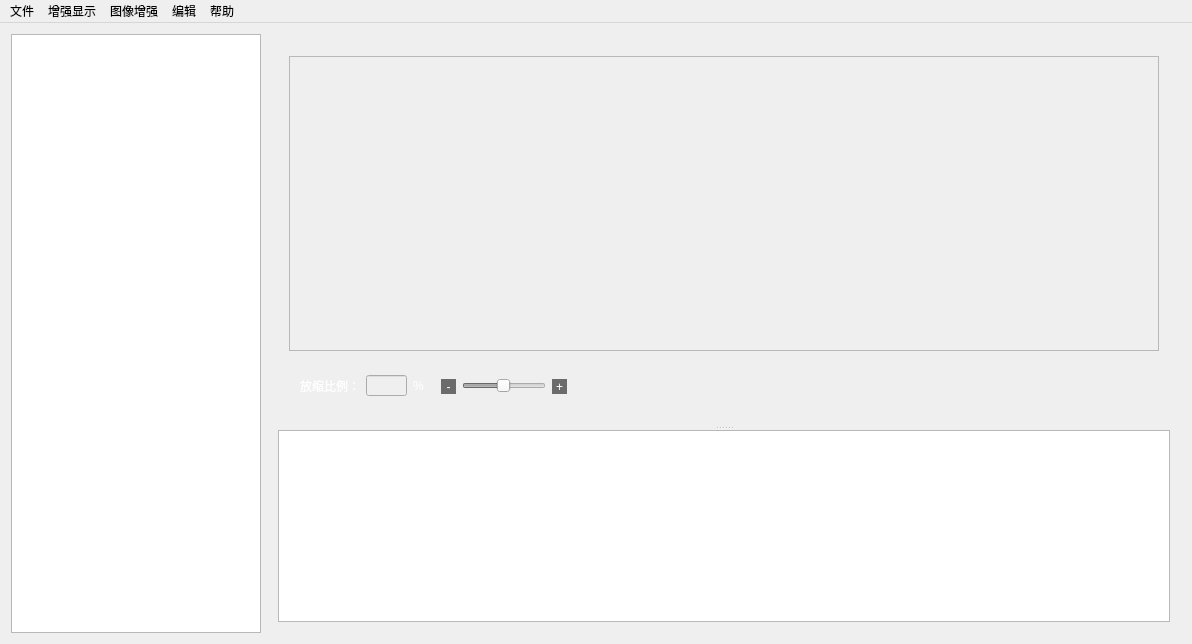
Before: the Qt Designer form mainwindow.ui in pigundermoon/industry, drawn with Qt 5.
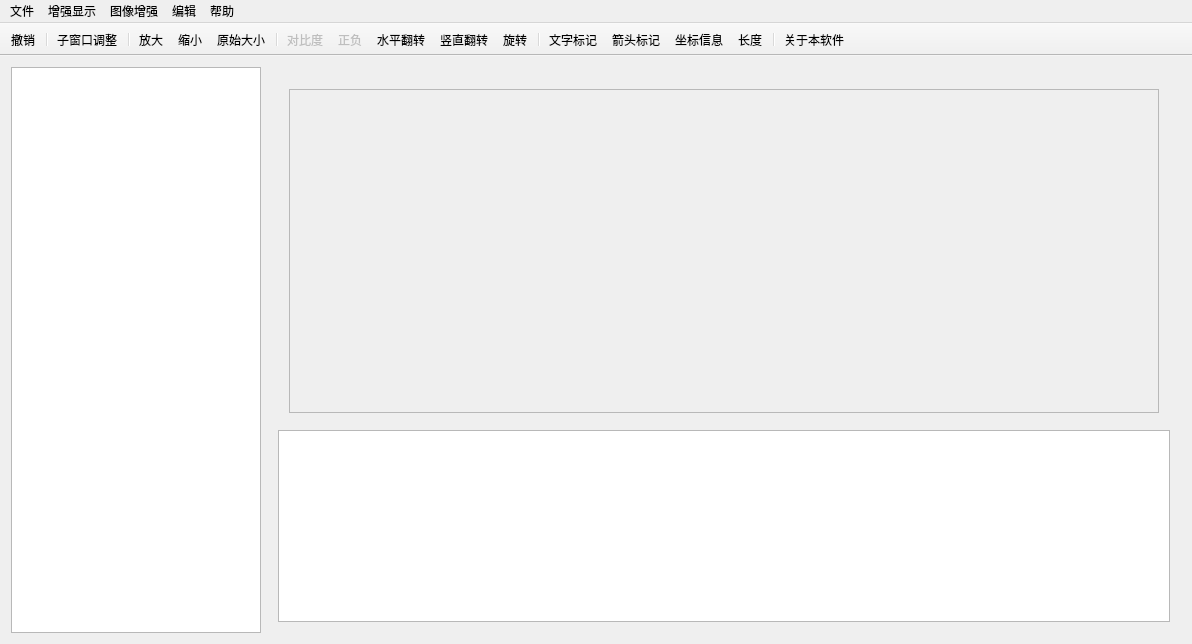
After: the same form once the commit is applied. Icons and pictures are not drawn.

```diff
--- a/mainwindow.ui
+++ b/mainwindow.ui
@@ -33,294 +33,84 @@
    <layout class="QGridLayout" name="gridLayout_5">
     <item row="0" column="1">
      <widget class="QWidget" name="widget_2" native="true">
-      <layout class="QGridLayout" name="gridLayout_4">
-       <item row="0" column="0">
-        <widget class="QSplitter" name="splitter">
-         <property name="orientation">
-          <enum>Qt::Vertical</enum>
+      <layout class="QVBoxLayout" name="verticalLayout">
+       <item>
+        <widget class="QWidget" name="widget" native="true">
+         <property name="sizePolicy">
+          <sizepolicy hsizetype="Preferred" vsizetype="Expanding">
+           <horstretch>0</horstretch>
+           <verstretch>5</verstretch>
+          </sizepolicy>
          </property>
-         <widget class="QWidget" name="widget" native="true">
-          <property name="sizePolicy">
-           <sizepolicy hsizetype="Preferred" vsizetype="Expanding">
-            <horstretch>0</horstretch>
-            <verstretch>5</verstretch>
-           </sizepolicy>
-          </property>
-          <layout class="QGridLayout" name="gridLayout_2">
-           <item row="1" column="0">
-            <widget class="QWidget" name="widget_bottom" native="true">
-             <property name="sizePolicy">
-              <sizepolicy hsizetype="Expanding" vsizetype="Maximum">
-               <horstretch>0</horstretch>
-               <verstretch>0</verstretch>
-              </sizepolicy>
+         <layout class="QGridLayout" name="gridLayout_2">
+          <item row="0" column="0">
+           <widget class="QScrollArea" name="scrollshowimg">
+            <property name="autoFillBackground">
+             <bool>false</bool>
+            </property>
+            <property name="styleSheet">
+             <string notr="true"/>
+            </property>
+            <property name="widgetResizable">
+             <bool>true</bool>
+            </property>
+            <widget class="QWidget" name="scrollAreaWidgetContents">
+             <property name="geometry">
+              <rect>
+               <x>0</x>
+               <y>0</y>
+               <width>880</width>
+               <height>333</height>
+              </rect>
              </property>
-             <property name="maximumSize">
-              <size>
-               <width>16777215</width>
-               <height>58</height>
-              </size>
-             </property>
-             <layout class="QGridLayout" name="gridLayout_3">
+             <layout class="QGridLayout" name="gridLayout">
+              <property name="leftMargin">
+               <number>0</number>
+              </property>
+              <property name="topMargin">
+               <number>0</number>
+              </property>
+              <property name="rightMargin">
+               <number>0</number>
+              </property>
+              <property name="bottomMargin">
+               <number>0</number>
+              </property>
               <item row="0" column="0">
-               <widget class="QLabel" name="edit">
-                <property name="sizePolicy">
-                 <sizepolicy hsizetype="Fixed" vsizetype="Fixed">
-                  <horstretch>0</horstretch>
-                  <verstretch>0</verstretch>
-                 </sizepolicy>
-                </property>
-                <property name="text">
-                 <string>&lt;html&gt;&lt;head/&gt;&lt;body&gt;&lt;p&gt;&lt;span style=&quot; color:#ffffff;&quot;&gt;放缩比例：&lt;/span&gt;&lt;/p&gt;&lt;/body&gt;&lt;/html&gt;</string>
-                </property>
-               </widget>
-              </item>
-              <item row="0" column="1">
-               <widget class="QLineEdit" name="rate">
+               <widget class="QLabel" name="winshowimg">
                 <property name="enabled">
-                 <bool>false</bool>
+                 <bool>true</bool>
                 </property>
                 <property name="sizePolicy">
-                 <sizepolicy hsizetype="Fixed" vsizetype="Fixed">
+                 <sizepolicy hsizetype="Expanding" vsizetype="Expanding">
                   <horstretch>0</horstretch>
                   <verstretch>0</verstretch>
                  </sizepolicy>
                 </property>
-                <property name="maximumSize">
-                 <size>
-                  <width>41</width>
-                  <height>21</height>
-                 </size>
-                </property>
-                <property name="autoFillBackground">
-                 <bool>false</bool>
+                <property name="layoutDirection">
+                 <enum>Qt::LeftToRight</enum>
                 </property>
                 <property name="styleSheet">
-                 <string notr="true">font: 15pt &quot;Adobe Arabic&quot;;</string>
+                 <string notr="true"/>
                 </property>
                 <property name="text">
                  <string/>
                 </property>
-               </widget>
-              </item>
-              <item row="0" column="2">
-               <widget class="QLabel" name="label_3">
-                <property name="sizePolicy">
-                 <sizepolicy hsizetype="Fixed" vsizetype="Fixed">
-                  <horstretch>0</horstretch>
-                  <verstretch>0</verstretch>
-                 </sizepolicy>
+                <property name="scaledContents">
+                 <bool>false</bool>
                 </property>
-                <property name="text">
-                 <string>&lt;html&gt;&lt;head/&gt;&lt;body&gt;&lt;p&gt;&lt;span style=&quot; color:#ffffff;&quot;&gt;%&lt;/span&gt;&lt;/p&gt;&lt;/body&gt;&lt;/html&gt;</string>
-                </property>
                </widget>
               </item>
-              <item row="0" column="3">
-               <widget class="QWidget" name="widget_left_2" native="true">
-                <property name="sizePolicy">
-                 <sizepolicy hsizetype="Fixed" vsizetype="Fixed">
-                  <horstretch>0</horstretch>
-                  <verstretch>0</verstretch>
-                 </sizepolicy>
-                </property>
-                <layout class="QHBoxLayout" name="horizontalLayout">
-                 <item>
-                  <widget class="QToolButton" name="minus">
-                   <property name="enabled">
-                    <bool>false</bool>
-                   </property>
-                   <property name="minimumSize">
-                    <size>
-                     <width>15</width>
-                     <height>15</height>
-                    </size>
-                   </property>
-                   <property name="maximumSize">
-                    <size>
-                     <width>15</width>
-                     <height>15</height>
-                    </size>
-                   </property>
-                   <property name="styleSheet">
-                    <string notr="true">background-color: rgb(107, 107, 107);
-color:white;
-border:0px;</string>
-                   </property>
-                   <property name="text">
-                    <string>-</string>
-                   </property>
-                  </widget>
-                 </item>
-                 <item>
-                  <widget class="QSlider" name="showimgscale">
-                   <property name="enabled">
-                    <bool>false</bool>
-                   </property>
-                   <property name="sizePolicy">
-                    <sizepolicy hsizetype="Expanding" vsizetype="Expanding">
-                     <horstretch>0</horstretch>
-                     <verstretch>0</verstretch>
-                    </sizepolicy>
-                   </property>
-                   <property name="minimum">
-                    <number>1</number>
-                   </property>
-                   <property name="maximum">
-                    <number>1000</number>
-                   </property>
-                   <property name="value">
-                    <number>500</number>
-                   </property>
-                   <property name="orientation">
-                    <enum>Qt::Horizontal</enum>
-                   </property>
-                  </widget>
-                 </item>
-                 <item>
-                  <widget class="QToolButton" name="plus">
-                   <property name="enabled">
-                    <bool>false</bool>
-                   </property>
-                   <property name="sizePolicy">
-                    <sizepolicy hsizetype="Fixed" vsizetype="Fixed">
-                     <horstretch>0</horstretch>
-                     <verstretch>0</verstretch>
-                    </sizepolicy>
-                   </property>
-                   <property name="minimumSize">
-                    <size>
-                     <width>15</width>
-                     <height>15</height>
-                    </size>
-                   </property>
-                   <property name="maximumSize">
-                    <size>
-                     <width>15</width>
-                     <height>15</height>
-                    </size>
-                   </property>
-                   <property name="styleSheet">
-                    <string notr="true">background-color: rgb(107, 107, 107);
-color:white;
-border:0px;</string>
-                   </property>
-                   <property name="text">
-                    <string>+</string>
-                   </property>
-                  </widget>
-                 </item>
-                </layout>
-               </widget>
-              </item>
-              <item row="0" column="4">
-               <spacer name="horizontalSpacer">
-                <property name="orientation">
-                 <enum>Qt::Horizontal</enum>
-                </property>
-                <property name="sizeHint" stdset="0">
-                 <size>
-                  <width>461</width>
-                  <height>20</height>
-                 </size>
-                </property>
-               </spacer>
-              </item>
              </layout>
             </widget>
-           </item>
-           <item row="0" column="0">
-            <widget class="QScrollArea" name="scrollshowimg">
-             <property name="autoFillBackground">
-              <bool>false</bool>
-             </property>
-             <property name="styleSheet">
-              <string notr="true"/>
-             </property>
-             <property name="widgetResizable">
-              <bool>true</bool>
-             </property>
-             <widget class="QWidget" name="scrollAreaWidgetContents">
-              <property name="geometry">
-               <rect>
-                <x>0</x>
-                <y>0</y>
-                <width>880</width>
-                <height>304</height>
-               </rect>
-              </property>
-              <layout class="QGridLayout" name="gridLayout">
-               <property name="leftMargin">
-                <number>0</number>
-               </property>
-               <property name="topMargin">
-                <number>0</number>
-               </property>
-               <property name="rightMargin">
-                <number>0</number>
-               </property>
-               <property name="bottomMargin">
-                <number>0</number>
-               </property>
-               <item row="0" column="0">
-                <widget class="QLabel" name="winshowimg">
-                 <property name="enabled">
-                  <bool>true</bool>
-                 </property>
-                 <property name="sizePolicy">
-                  <sizepolicy hsizetype="Expanding" vsizetype="Expanding">
-                   <horstretch>0</horstretch>
-                   <verstretch>0</verstretch>
-                  </sizepolicy>
-                 </property>
-                 <property name="layoutDirection">
-                  <enum>Qt::LeftToRight</enum>
-                 </property>
-                 <property name="styleSheet">
-                  <string notr="true"/>
-                 </property>
-                 <property name="text">
-                  <string/>
-                 </property>
-                 <property name="scaledContents">
-                  <bool>false</bool>
-                 </property>
-                </widget>
-               </item>
-              </layout>
-             </widget>
-            </widget>
-           </item>
-          </layout>
-         </widget>
-         <widget class="QTreeView" name="fileexplorer">
-          <property name="sizePolicy">
-           <sizepolicy hsizetype="Preferred" vsizetype="Expanding">
-            <horstretch>0</horstretch>
-            <verstretch>0</verstretch>
-           </sizepolicy>
-          </property>
-          <property name="minimumSize">
-           <size>
-            <width>0</width>
-            <height>0</height>
-           </size>
-          </property>
-          <property name="maximumSize">
-           <size>
-            <width>16777215</width>
-            <height>16777215</height>
-           </size>
-          </property>
-          <property name="sizeIncrement">
-           <size>
-            <width>0</width>
-            <height>0</height>
-           </size>
-          </property>
-         </widget>
+           </widget>
+          </item>
+         </layout>
         </widget>
        </item>
+       <item>
+        <widget class="QTreeView" name="fileexplorer"/>
+       </item>
       </layout>
      </widget>
     </item>
@@ -449,6 +239,43 @@
    <addaction name="menu_4"/>
    <addaction name="menu_5"/>
   </widget>
+  <widget class="QToolBar" name="toolBar">
+   <property name="windowTitle">
+    <string>toolBar</string>
+   </property>
+   <property name="movable">
+    <bool>false</bool>
+   </property>
+   <property name="floatable">
+    <bool>true</bool>
+   </property>
+   <attribute name="toolBarArea">
+    <enum>TopToolBarArea</enum>
+   </attribute>
+   <attribute name="toolBarBreak">
+    <bool>false</bool>
+   </attribute>
+   <addaction name="cancel_tool"/>
+   <addaction name="separator"/>
+   <addaction name="resize_tool"/>
+   <addaction name="separator"/>
+   <addaction name="zoom_in"/>
+   <addaction name="zoom_out"/>
+   <addaction name="zoom"/>
+   <addaction name="separator"/>
+   <addaction name="contrast"/>
+   <addaction name="invert"/>
+   <addaction name="turn_horizontal"/>
+   <addaction name="turn_vertical"/>
+   <addaction name="rotate_tool"/>
+   <addaction name="separator"/>
+   <addaction name="text_tool"/>
+   <addaction name="arrow_tool"/>
+   <addaction name="coordinate"/>
+   <addaction name="length"/>
+   <addaction name="separator"/>
+   <addaction name="about"/>
+  </widget>
   <action name="openfile">
    <property name="text">
     <string>打开            </string>
@@ -482,9 +309,19 @@
    <property name="enabled">
     <bool>false</bool>
    </property>
+   <property name="icon">
+    <iconset resource="src.qrc">
+     <normaloff>:/img/img/contrast_normal.png</normaloff>:/img/img/contrast_normal.png</iconset>
+   </property>
    <property name="text">
     <string>对比度           </string>
    </property>
+   <property name="menuRole">
+    <enum>QAction::TextHeuristicRole</enum>
+   </property>
+   <property name="iconVisibleInMenu">
+    <bool>false</bool>
+   </property>
   </action>
   <action name="denoise">
    <property name="enabled">
@@ -498,9 +335,16 @@
    <property name="enabled">
     <bool>false</bool>
    </property>
+   <property name="icon">
+    <iconset resource="src.qrc">
+     <normaloff>:/img/img/invert_normal.png</normaloff>:/img/img/invert_normal.png</iconset>
+   </property>
    <property name="text">
     <string>正负            </string>
    </property>
+   <property name="iconVisibleInMenu">
+    <bool>false</bool>
+   </property>
   </action>
   <action name="hist">
    <property name="enabled">
@@ -525,6 +369,9 @@
    <property name="text">
     <string>局部适应</string>
    </property>
+   <property name="iconVisibleInMenu">
+    <bool>true</bool>
+   </property>
   </action>
   <action name="hist_hdr">
    <property name="enabled">
@@ -534,31 +381,137 @@
     <string>色调均化直方图</string>
    </property>
   </action>
-  <action name="actionB">
-   <property name="text">
-    <string>b</string>
-   </property>
-  </action>
   <action name="turn_horizontal">
+   <property name="icon">
+    <iconset resource="src.qrc">
+     <normaloff>:/img/img/horizontal_normal.png</normaloff>:/img/img/horizontal_normal.png</iconset>
+   </property>
    <property name="text">
     <string>水平翻转</string>
    </property>
+   <property name="iconVisibleInMenu">
+    <bool>false</bool>
+   </property>
   </action>
   <action name="turn_vertical">
+   <property name="icon">
+    <iconset resource="src.qrc">
+     <normaloff>:/img/img/vertical_normal.png</normaloff>:/img/img/vertical_normal.png</iconset>
+   </property>
    <property name="text">
     <string>竖直翻转</string>
    </property>
+   <property name="iconVisibleInMenu">
+    <bool>false</bool>
+   </property>
   </action>
   <action name="about">
+   <property name="icon">
+    <iconset resource="src.qrc">
+     <normaloff>:/img/img/help_normal.png</normaloff>:/img/img/help_normal.png</iconset>
+   </property>
    <property name="text">
     <string>关于本软件         </string>
    </property>
+   <property name="iconVisibleInMenu">
+    <bool>false</bool>
+   </property>
   </action>
   <action name="exit">
    <property name="text">
     <string>退出</string>
    </property>
   </action>
+  <action name="cancel_tool">
+   <property name="icon">
+    <iconset resource="src.qrc">
+     <normaloff>:/img/img/cancel_normal.png</normaloff>:/img/img/cancel_normal.png</iconset>
+   </property>
+   <property name="text">
+    <string>撤销</string>
+   </property>
+  </action>
+  <action name="resize_tool">
+   <property name="icon">
+    <iconset resource="src.qrc">
+     <normaloff>:/img/img/resize_normal.png</normaloff>:/img/img/resize_normal.png</iconset>
+   </property>
+   <property name="text">
+    <string>子窗口调整</string>
+   </property>
+  </action>
+  <action name="zoom_in">
+   <property name="icon">
+    <iconset resource="src.qrc">
+     <normaloff>:/img/img/zoomin_normal.png</normaloff>:/img/img/zoomin_normal.png</iconset>
+   </property>
+   <property name="text">
+    <string>放大</string>
+   </property>
+  </action>
+  <action name="zoom_out">
+   <property name="icon">
+    <iconset resource="src.qrc">
+     <normaloff>:/img/img/zoomout_normal.png</normaloff>:/img/img/zoomout_normal.png</iconset>
+   </property>
+   <property name="text">
+    <string>缩小</string>
+   </property>
+  </action>
+  <action name="zoom">
+   <property name="icon">
+    <iconset resource="src.qrc">
+     <normaloff>:/img/img/zoom_normal.png</normaloff>:/img/img/zoom_normal.png</iconset>
+   </property>
+   <property name="text">
+    <string>原始大小</string>
+   </property>
+  </action>
+  <action name="rotate_tool">
+   <property name="icon">
+    <iconset resource="src.qrc">
+     <normaloff>:/img/img/rotate_normal.png</normaloff>:/img/img/rotate_normal.png</iconset>
+   </property>
+   <property name="text">
+    <string>旋转</string>
+   </property>
+  </action>
+  <action name="text_tool">
+   <property name="icon">
+    <iconset resource="src.qrc">
+     <normaloff>:/img/img/text_normal.png</normaloff>:/img/img/text_normal.png</iconset>
+   </property>
+   <property name="text">
+    <string>文字标记</string>
+   </property>
+  </action>
+  <action name="arrow_tool">
+   <property name="icon">
+    <iconset resource="src.qrc">
+     <normaloff>:/img/img/arrow_normal.png</normaloff>:/img/img/arrow_normal.png</iconset>
+   </property>
+   <property name="text">
+    <string>箭头标记</string>
+   </property>
+  </action>
+  <action name="coordinate">
+   <property name="icon">
+    <iconset resource="src.qrc">
+     <normaloff>:/img/img/coordinate_normal.png</normaloff>:/img/img/coordinate_normal.png</iconset>
+   </property>
+   <property name="text">
+    <string>坐标信息</string>
+   </property>
+  </action>
+  <action name="length">
+   <property name="icon">
+    <iconset resource="src.qrc">
+     <normaloff>:/img/img/length_normal.png</normaloff>:/img/img/length_normal.png</iconset>
+   </property>
+   <property name="text">
+    <string>长度</string>
+   </property>
+  </action>
  </widget>
  <layoutdefault spacing="6" margin="11"/>
  <resources>
```
